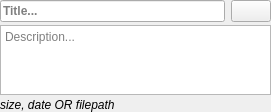
The window that sources/repository/soundfont/editor/soundfontfilecell.ui (davy7125/polyphone) describes before a commit, drawn with Qt 5.
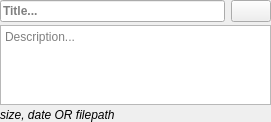
The same window after the commit. Custom widgets are drawn as their Qt base class.

```diff
--- a/sources/repository/soundfont/editor/soundfontfilecell.ui
+++ b/sources/repository/soundfont/editor/soundfontfilecell.ui
@@ -7,7 +7,7 @@
     <x>0</x>
     <y>0</y>
     <width>271</width>
-    <height>111</height>
+    <height>122</height>
    </rect>
   </property>
   <property name="windowTitle">
```
Left out of the diff: 2 changed lines with no effect on the pictures.
